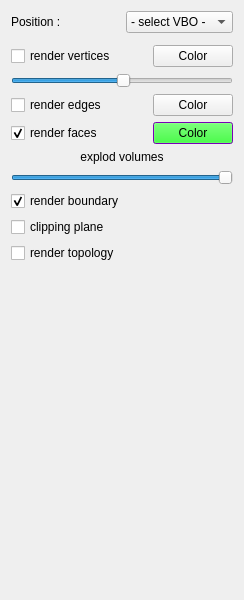
Old version of the form schnapps/plugins/volume_render/volume_render.ui in the repository cgogn/SCHNApps.
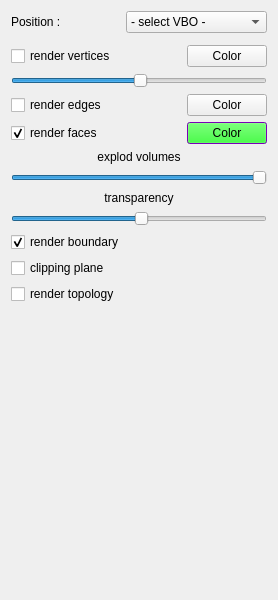
New version of the form.

Commit message: first attempt to bring transparency in the volume render.

```diff
--- a/schnapps/plugins/volume_render/volume_render.ui
+++ b/schnapps/plugins/volume_render/volume_render.ui
@@ -7,7 +7,7 @@
    <rect>
     <x>0</x>
     <y>0</y>
-    <width>244</width>
+    <width>278</width>
     <height>600</height>
    </rect>
   </property>
@@ -15,6 +15,85 @@
    <string>Form</string>
   </property>
   <layout class="QGridLayout" name="gridLayout">
+   <item row="6" column="0" colspan="2">
+    <layout class="QGridLayout" name="gridLayout_3">
+     <property name="topMargin">
+      <number>0</number>
+     </property>
+     <item row="0" column="0">
+      <widget class="QLabel" name="labelExplodVolumes">
+       <property name="text">
+        <string>explod volumes</string>
+       </property>
+       <property name="alignment">
+        <set>Qt::AlignCenter</set>
+       </property>
+      </widget>
+     </item>
+     <item row="1" column="0">
+      <widget class="QSlider" name="sliderExplodeVolumes">
+       <property name="sizePolicy">
+        <sizepolicy hsizetype="Expanding" vsizetype="Fixed">
+         <horstretch>0</horstretch>
+         <verstretch>0</verstretch>
+        </sizepolicy>
+       </property>
+       <property name="maximum">
+        <number>100</number>
+       </property>
+       <property name="value">
+        <number>100</number>
+       </property>
+       <property name="orientation">
+        <enum>Qt::Horizontal</enum>
+       </property>
+      </widget>
+     </item>
+    </layout>
+   </item>
+   <item row="8" column="0" colspan="2">
+    <widget class="QCheckBox" name="check_renderBoundary">
+     <property name="text">
+      <string>render boundary</string>
+     </property>
+     <property name="checked">
+      <bool>true</bool>
+     </property>
+    </widget>
+   </item>
+   <item row="9" column="0" colspan="2">
+    <widget class="QCheckBox" name="check_clippingPlane">
+     <property name="enabled">
+      <bool>true</bool>
+     </property>
+     <property name="text">
+      <string>clipping plane</string>
+     </property>
+     <property name="checked">
+      <bool>false</bool>
+     </property>
+    </widget>
+   </item>
+   <item row="11" column="0" colspan="2">
+    <spacer name="verticalSpacer">
+     <property name="orientation">
+      <enum>Qt::Vertical</enum>
+     </property>
+     <property name="sizeHint" stdset="0">
+      <size>
+       <width>156</width>
+       <height>161</height>
+      </size>
+     </property>
+    </spacer>
+   </item>
+   <item row="10" column="0">
+    <widget class="QCheckBox" name="topologyRender_checkBox">
+     <property name="text">
+      <string>render topology</string>
+     </property>
+    </widget>
+   </item>
    <item row="0" column="0">
     <widget class="QLabel" name="label_2">
      <property name="text">
@@ -300,84 +379,32 @@
      </item>
     </layout>
    </item>
-   <item row="6" column="0" colspan="2">
-    <layout class="QGridLayout" name="gridLayout_3">
-     <property name="topMargin">
-      <number>0</number>
-     </property>
-     <item row="0" column="0">
-      <widget class="QLabel" name="labelExplodVolumes">
-       <property name="text">
-        <string>explod volumes</string>
-       </property>
-       <property name="alignment">
-        <set>Qt::AlignCenter</set>
-       </property>
-      </widget>
-     </item>
-     <item row="1" column="0">
-      <widget class="QSlider" name="sliderExplodeVolumes">
-       <property name="sizePolicy">
-        <sizepolicy hsizetype="Expanding" vsizetype="Fixed">
-         <horstretch>0</horstretch>
-         <verstretch>0</verstretch>
-        </sizepolicy>
-       </property>
-       <property name="maximum">
-        <number>100</number>
-       </property>
-       <property name="value">
-        <number>100</number>
-       </property>
-       <property name="orientation">
-        <enum>Qt::Horizontal</enum>
-       </property>
-      </widget>
-     </item>
-    </layout>
-   </item>
    <item row="7" column="0" colspan="2">
-    <widget class="QCheckBox" name="check_renderBoundary">
-     <property name="text">
-      <string>render boundary</string>
-     </property>
-     <property name="checked">
-      <bool>true</bool>
-     </property>
-    </widget>
-   </item>
-   <item row="8" column="0" colspan="2">
-    <widget class="QCheckBox" name="check_clippingPlane">
-     <property name="enabled">
-      <bool>true</bool>
-     </property>
-     <property name="text">
-      <string>clipping plane</string>
-     </property>
-     <property name="checked">
-      <bool>false</bool>
-     </property>
-    </widget>
-   </item>
-   <item row="10" column="0" colspan="2">
-    <spacer name="verticalSpacer">
-     <property name="orientation">
-      <enum>Qt::Vertical</enum>
-     </property>
-     <property name="sizeHint" stdset="0">
-      <size>
-       <width>156</width>
-       <height>161</height>
-      </size>
-     </property>
-    </spacer>
-   </item>
-   <item row="9" column="0">
-    <widget class="QCheckBox" name="topologyRender_checkBox">
-     <property name="text">
-      <string>render topology</string>
-     </property>
-    </widget>
+    <layout class="QVBoxLayout" name="verticalLayout">
+     <item>
+      <widget class="QLabel" name="label_transparency">
+       <property name="text">
+        <string>transparency</string>
+       </property>
+       <property name="alignment">
+        <set>Qt::AlignCenter</set>
+       </property>
+      </widget>
+     </item>
+     <item>
+      <widget class="QSlider" name="slider_transparency">
+       <property name="maximum">
+        <number>254</number>
+       </property>
+       <property name="value">
+        <number>130</number>
+       </property>
+       <property name="orientation">
+        <enum>Qt::Horizontal</enum>
+       </property>
+      </widget>
+     </item>
+    </layout>
    </item>
   </layout>
  </widget>
```
The commit also changes 4 other files.
